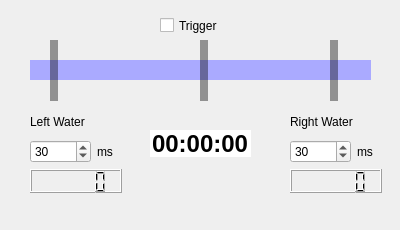
This is lineartrack.ui in yutasenzai/LinearTrackArduinoQt as Qt 5 draws it before an edit. The edited form follows.
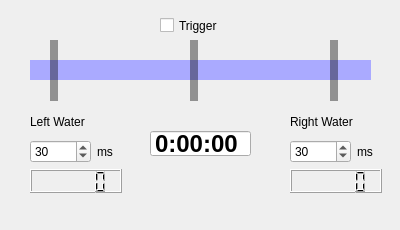
This is the edited form.

```diff
--- a/lineartrack.ui
+++ b/lineartrack.ui
@@ -35,7 +35,7 @@
     </rect>
    </property>
    <property name="autoFillBackground">
-    <bool>true</bool>
+    <bool>false</bool>
    </property>
    <property name="styleSheet">
     <string notr="true">background-color: rgb(170, 170, 255);</string>
@@ -97,7 +97,7 @@
    </property>
    <property name="geometry">
     <rect>
-     <x>200</x>
+     <x>190</x>
      <y>40</y>
      <width>8</width>
      <height>61</height>
@@ -173,7 +173,7 @@
     <bool>false</bool>
    </property>
    <property name="frame">
-    <bool>false</bool>
+    <bool>true</bool>
    </property>
    <property name="readOnly">
     <bool>true</bool>
@@ -184,8 +184,11 @@
    <property name="keyboardTracking">
     <bool>false</bool>
    </property>
+   <property name="displayFormat">
+    <string>h:mm:ss</string>
+   </property>
   </widget>
-  <widget class="QWidget" name="">
+  <widget class="QWidget" name="layoutWidget">
    <property name="geometry">
     <rect>
      <x>290</x>
@@ -238,7 +241,7 @@
     </item>
    </layout>
   </widget>
-  <widget class="QWidget" name="">
+  <widget class="QWidget" name="layoutWidget">
    <property name="geometry">
     <rect>
      <x>30</x>
```
Left out of the diff: 18 changed lines with no effect on the pictures.
